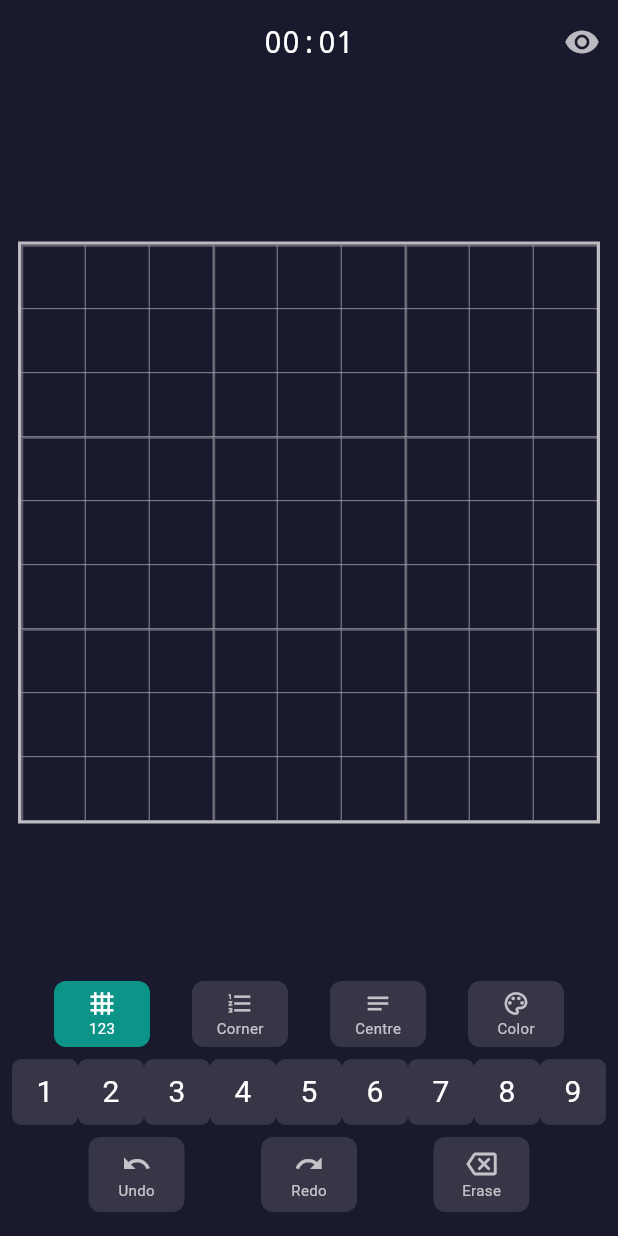
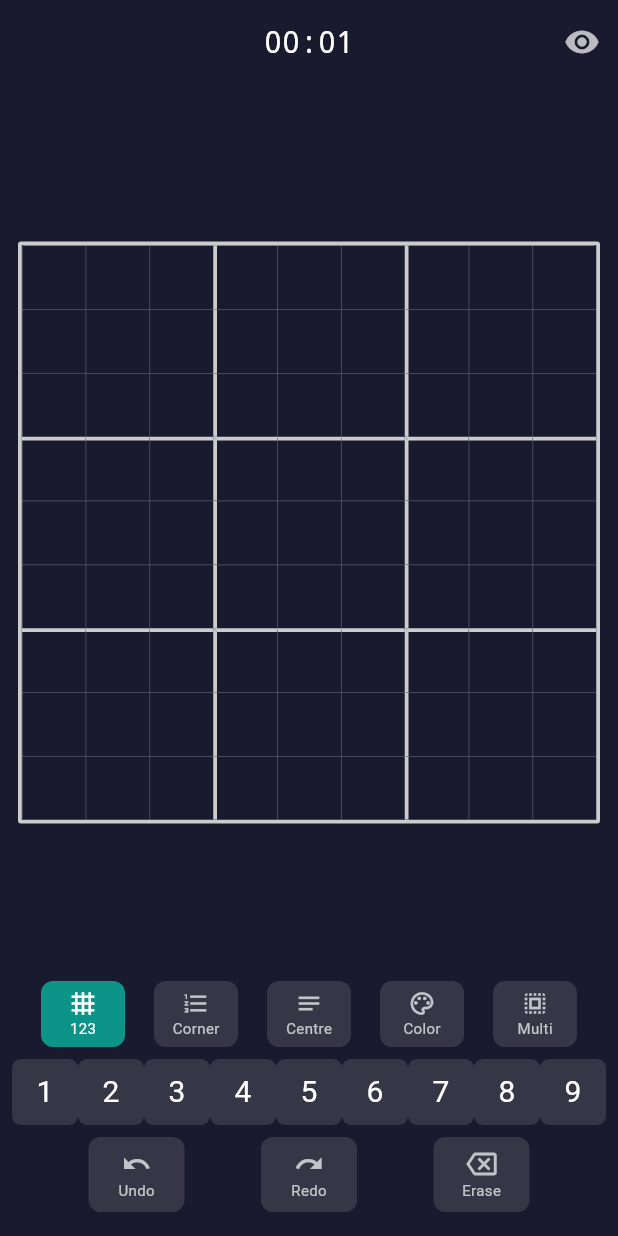
Before and after one commit to NVME-git/InGrid, a Flutter app: the GameScreen screen opened by its route, on a phone screen of 412 x 824 dp. Run offline on Flutter 3.47's test engine with Material 3 defaults, Android fonts, the phone set to English and light mode, and no system bars; our stand-ins replace flutter_riverpod, go_router.

Commit message:
Improve grid borders, add landscape layout, add multi-select toggle
Co-authored-by: NVME-git <30406909+NVME-git@users.noreply.github.com>
Agent-Logs-Url: https://github.com/NVME-git/InGrid/sessions/82fe1116-fa7b-4dd2-bdf1-f65ec3fa0e99

```diff
--- a/lib/features/game/game_screen.dart
+++ b/lib/features/game/game_screen.dart
@@ -14,6 +14,8 @@ class GameScreen extends ConsumerStatefulWidget {
 
 class _GameScreenState extends ConsumerState<GameScreen> {
   Timer? _timer;
+  /// In landscape mode, whether the toolbar is on the right side.
+  bool _toolbarOnRight = true;
 
   @override
   void initState() {
@@ -47,6 +49,8 @@ class _GameScreenState extends ConsumerState<GameScreen> {
   @override
   Widget build(BuildContext context) {
     final game = ref.watch(gameProvider);
+    final isLandscape =
+        MediaQuery.of(context).orientation == Orientation.landscape;
 
     return Scaffold(
       backgroundColor: const Color(0xFF1A1A2E),
@@ -59,6 +63,18 @@ class _GameScreenState extends ConsumerState<GameScreen> {
         ),
         centerTitle: true,
         actions: [
+          // Landscape side-switch toggle (only shown in landscape)
+          if (isLandscape)
+            IconButton(
+              icon: Icon(
+                _toolbarOnRight ? Icons.border_right : Icons.border_left,
+                color: Colors.white70,
+              ),
+              tooltip: _toolbarOnRight
+                  ? 'Move controls to left'
+                  : 'Move controls to right',
+              onPressed: () => setState(() => _toolbarOnRight = !_toolbarOnRight),
+            ),
           IconButton(
             icon: Icon(
               game.showConflicts ? Icons.visibility : Icons.visibility_off,
@@ -72,7 +88,21 @@ class _GameScreenState extends ConsumerState<GameScreen> {
       body: SafeArea(
         child: game.isComplete
             ? _CompletionOverlay(elapsed: game.elapsed)
-            : Column(
+            : isLandscape
+                ? _LandscapeLayout(toolbarOnRight: _toolbarOnRight)
+                : const _PortraitLayout(),
+      ),
+    );
+  }
+}
+
+/// Portrait: grid on top, toolbar at bottom.
+class _PortraitLayout extends StatelessWidget {
+  const _PortraitLayout();
+
+  @override
+  Widget build(BuildContext context) {
+    return Column(
       children: [
         Expanded(
           child: Padding(
@@ -85,13 +115,53 @@ class _GameScreenState extends ConsumerState<GameScreen> {
             ),
           ),
         ),
-                  Padding(
-                    padding: const EdgeInsets.fromLTRB(8, 0, 8, 16),
+        const Padding(
+          padding: EdgeInsets.fromLTRB(8, 0, 8, 16),
+          child: DigitToolbar(),
+        ),
+      ],
+    );
+  }
+}
+
+/// Landscape: grid fills the taller dimension; toolbar sits to the left or right.
+class _LandscapeLayout extends StatelessWidget {
+  final bool toolbarOnRight;
+  const _LandscapeLayout({required this.toolbarOnRight});
+
+  @override
+  Widget build(BuildContext context) {
+    final gridWidget = Expanded(
+      child: Padding(
+        padding: const EdgeInsets.all(8.0),
+        child: Center(
+          child: AspectRatio(
+            aspectRatio: 1,
+            child: ConstrainedBox(
+              constraints: BoxConstraints(
+                maxHeight: MediaQuery.of(context).size.height,
+              ),
+              child: const SudokuGrid(),
+            ),
+          ),
+        ),
+      ),
+    );
+
+    final toolbarWidget = SizedBox(
+      width: 220,
+      child: Padding(
+        padding: const EdgeInsets.symmetric(horizontal: 8, vertical: 12),
+        child: SingleChildScrollView(
           child: const DigitToolbar(),
         ),
-                ],
       ),
-      ),
+    );
+
+    return Row(
+      children: toolbarOnRight
+          ? [gridWidget, toolbarWidget]
+          : [toolbarWidget, gridWidget],
     );
   }
 }
@@ -116,7 +186,11 @@ class _CompletionOverlay extends StatelessWidget {
           const SizedBox(height: 16),
           const Text(
             'Puzzle Complete!',
-            style: TextStyle(fontSize: 28, fontWeight: FontWeight.bold, color: Colors.white),
+            style: TextStyle(
+              fontSize: 28,
+              fontWeight: FontWeight.bold,
+              color: Colors.white,
+            ),
           ),
           const SizedBox(height: 8),
           Text(
--- a/lib/features/game/widgets/digit_toolbar.dart
+++ b/lib/features/game/widgets/digit_toolbar.dart
@@ -13,7 +13,7 @@ class DigitToolbar extends ConsumerWidget {
     return Column(
       mainAxisSize: MainAxisSize.min,
       children: [
-        // Entry mode toggles
+        // Entry mode toggles + multi-select button
         Row(
           mainAxisAlignment: MainAxisAlignment.spaceEvenly,
           children: [
@@ -45,6 +45,12 @@ class DigitToolbar extends ConsumerWidget {
               currentMode: game.entryMode,
               onTap: () => notifier.setEntryMode(EntryMode.highlighter),
             ),
+            // Multi-select toggle: hidden for highlighter mode
+            if (game.entryMode != EntryMode.highlighter)
+              _MultiSelectButton(
+                active: game.multiSelectMode,
+                onTap: notifier.toggleMultiSelect,
+              ),
           ],
         ),
         const SizedBox(height: 8),
@@ -83,6 +89,48 @@ class DigitToolbar extends ConsumerWidget {
   }
 }
 
+class _MultiSelectButton extends StatelessWidget {
+  final bool active;
+  final VoidCallback onTap;
+
+  const _MultiSelectButton({required this.active, required this.onTap});
+
+  @override
+  Widget build(BuildContext context) {
+    return GestureDetector(
+      onTap: onTap,
+      child: Container(
+        constraints: const BoxConstraints(minWidth: 56, minHeight: 44),
+        padding: const EdgeInsets.symmetric(horizontal: 8, vertical: 6),
+        decoration: BoxDecoration(
+          color: active ? const Color(0xFF0D9488) : Colors.white12,
+          borderRadius: BorderRadius.circular(8),
+          border: active
+              ? Border.all(color: const Color(0xFF0D9488), width: 1.5)
+              : null,
+        ),
+        child: Column(
+          mainAxisSize: MainAxisSize.min,
+          children: [
+            Icon(
+              Icons.select_all,
+              size: 18,
+              color: active ? Colors.white : Colors.white70,
+            ),
+            Text(
+              'Multi',
+              style: TextStyle(
+                fontSize: 10,
+                color: active ? Colors.white : Colors.white70,
+              ),
+            ),
+          ],
+        ),
+      ),
+    );
+  }
+}
+
 class _ModeButton extends StatelessWidget {
   final String label;
   final IconData icon;
@@ -104,7 +152,7 @@ class _ModeButton extends StatelessWidget {
     return GestureDetector(
       onTap: onTap,
       child: Container(
-        constraints: const BoxConstraints(minWidth: 64, minHeight: 44),
+        constraints: const BoxConstraints(minWidth: 56, minHeight: 44),
         padding: const EdgeInsets.symmetric(horizontal: 8, vertical: 6),
         decoration: BoxDecoration(
           color: isActive ? const Color(0xFF0D9488) : Colors.white12,
--- a/lib/features/game/widgets/sudoku_grid.dart
+++ b/lib/features/game/widgets/sudoku_grid.dart
@@ -2,6 +2,12 @@ import 'package:flutter/material.dart';
 import 'package:flutter_riverpod/flutter_riverpod.dart';
 import '../game_state.dart';
 import '../../../core/engine/engine.dart';
+
+// Visual constants
+const _kBoxBorder = 2.5; // thick border between 3×3 boxes
+const _kCellBorder = 0.5; // thin border between individual cells
+const _kBoxColor = Color(0xFFCCCCCC); // bright for box separators
+const _kCellColor = Color(0x44FFFFFF); // dim for inner cell lines
 
 class SudokuGrid extends ConsumerStatefulWidget {
   const SudokuGrid({super.key});
@@ -24,8 +30,11 @@ class _SudokuGridState extends ConsumerState<SudokuGrid> {
       aspectRatio: 1,
       child: Container(
         decoration: BoxDecoration(
-          border: Border.all(color: Colors.white70, width: 2),
+          border: Border.all(color: _kBoxColor, width: _kBoxBorder),
+          borderRadius: BorderRadius.circular(2),
         ),
+        child: ClipRRect(
+          borderRadius: BorderRadius.circular(2),
           child: GestureDetector(
             onPanStart: (_) => _isDragging = true,
             onPanEnd: (_) => _isDragging = false,
@@ -53,11 +62,14 @@ class _SudokuGridState extends ConsumerState<SudokuGrid> {
                   },
                   onDragEnter: () {
                     if (_isDragging) {
-                    ref.read(gameProvider.notifier).selectCell(row, col, addToSelection: true);
+                      ref
+                          .read(gameProvider.notifier)
+                          .selectCell(row, col, addToSelection: true);
                     }
                   },
                 );
               },
+            ),
           ),
         ),
       ),
@@ -84,6 +96,25 @@ class _SudokuCell extends StatelessWidget {
     required this.onDragEnter,
   });
 
+  /// Compute the border width for a given edge.
+  /// A box-edge border is _kBoxBorder; an inner-cell border is _kCellBorder.
+  /// The outermost grid edge is handled by the parent container, so cells
+  /// on the outer edge get no border on that side (0).
+  static double _leftW(int col) {
+    if (col == 0) return 0;
+    if (col % 3 == 0) return _kBoxBorder;
+    return _kCellBorder;
+  }
+
+  static double _topW(int row) {
+    if (row == 0) return 0;
+    if (row % 3 == 0) return _kBoxBorder;
+    return _kCellBorder;
+  }
+
+  static Color _leftC(int col) => col % 3 == 0 ? _kBoxColor : _kCellColor;
+  static Color _topC(int row) => row % 3 == 0 ? _kBoxColor : _kCellColor;
+
   @override
   Widget build(BuildContext context) {
     Color bgColor = Colors.transparent;
@@ -98,12 +129,6 @@ class _SudokuCell extends StatelessWidget {
       }
     }
 
-    // Border styling - thicker on box edges
-    final borderLeft = (col % 3 == 0) ? 1.5 : 0.5;
-    final borderTop = (row % 3 == 0) ? 1.5 : 0.5;
-    final borderRight = (col == 8) ? 0.0 : (col % 3 == 2) ? 0.0 : 0.0;
-    final borderBottom = (row == 8) ? 0.0 : (row % 3 == 2) ? 0.0 : 0.0;
-
     return GestureDetector(
       onTap: onTap,
       child: MouseRegion(
@@ -112,10 +137,8 @@ class _SudokuCell extends StatelessWidget {
           decoration: BoxDecoration(
             color: bgColor,
             border: Border(
-              left: BorderSide(color: Colors.white30, width: borderLeft),
-              top: BorderSide(color: Colors.white30, width: borderTop),
-              right: BorderSide(color: Colors.white30, width: borderRight),
-              bottom: BorderSide(color: Colors.white30, width: borderBottom),
+              left: BorderSide(color: _leftC(col), width: _leftW(col)),
+              top: BorderSide(color: _topC(row), width: _topW(row)),
             ),
           ),
           child: _buildCellContent(),
@@ -172,7 +195,7 @@ class _CornerNotes extends StatelessWidget {
 
   @override
   Widget build(BuildContext context) {
-    // 3x3 grid positions for corner notes 1-9
+    // 3×3 grid positions for corner notes 1-9
     return GridView.builder(
       physics: const NeverScrollableScrollPhysics(),
       gridDelegate: const SliverGridDelegateWithFixedCrossAxisCount(crossAxisCount: 3),
```
Also changed, not shown: lib/features/game/game_state.dart (+15 -2 lines), 1 other file. Lines whose indentation alone changed are shown as unchanged.
